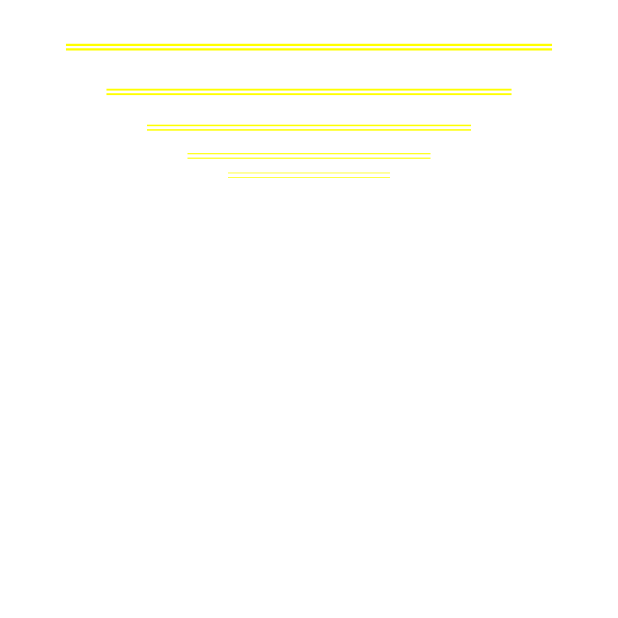
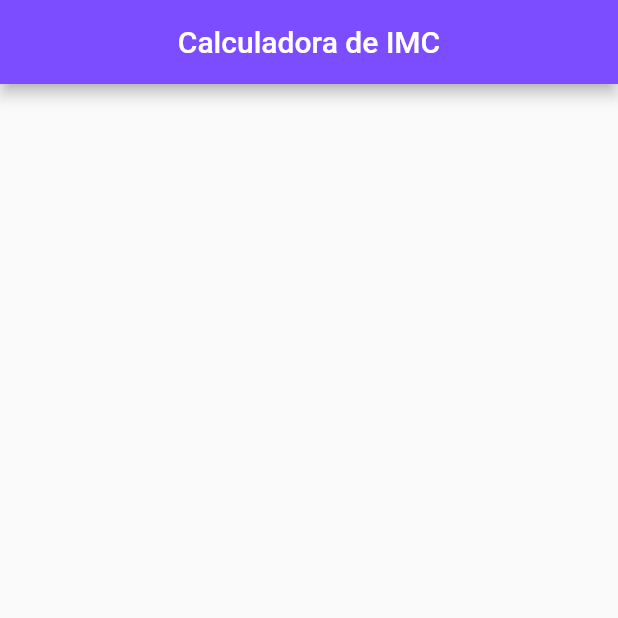
Before and after one commit to Gabriel-S-Souza/imc_calculator_with_flutter, a Flutter app: the screen it shows after launch, on a phone screen of 412 x 824 dp, the top half of it. Run offline on Flutter 3.47's test engine with Material 2 defaults, Android fonts, the phone set to English and light mode, and no system bars.

Commit message:
start building of app and create appBar

```diff
--- a/lib/main.dart
+++ b/lib/main.dart
@@ -1,34 +1,28 @@
 import 'package:flutter/material.dart';
 
 void main() {
-  runApp(MyApp());
+  runApp(const MaterialApp(
+    home: MyApp(),
+    debugShowCheckedModeBanner: false,
+  ));
 }
 
-class MyApp extends StatelessWidget {
+class MyApp extends StatefulWidget {
+  const MyApp({ Key? key }) : super(key: key);
+
+  @override
+  State<MyApp> createState() => _MyAppState();
+}
+
+class _MyAppState extends State<MyApp> {
   @override
   Widget build(BuildContext context) {
-    return MaterialApp(
-      title: "Calculadora de IMC",
-      home: Column(
-        children: [
-          _getText("Calculadora de IMC", 30, Colors.white),
-          _getText("Calculadora de IMC", 25, Colors.white),
-          _getText("Calculadora de IMC", 20, Colors.white),
-          _getText("Calculadora de IMC", 15, Colors.white),
-          _getText("Calculadora de IMC", 10, Colors.white),
-        ],
+    return Scaffold(
+      appBar: AppBar(
+        title: const Text("Calculadora de IMC"),
+        centerTitle: true,
+        backgroundColor: Colors.deepPurpleAccent,
       ),
     );
   }
 }
-
-//Função que retorna o widget de texto que se repete
-Widget _getText(String _text, double _size, Color _color) {
-  return Text(
-    _text,
-    style: TextStyle(
-      color: _color,
-      fontSize: _size,
-    )
-  );
-}
```
